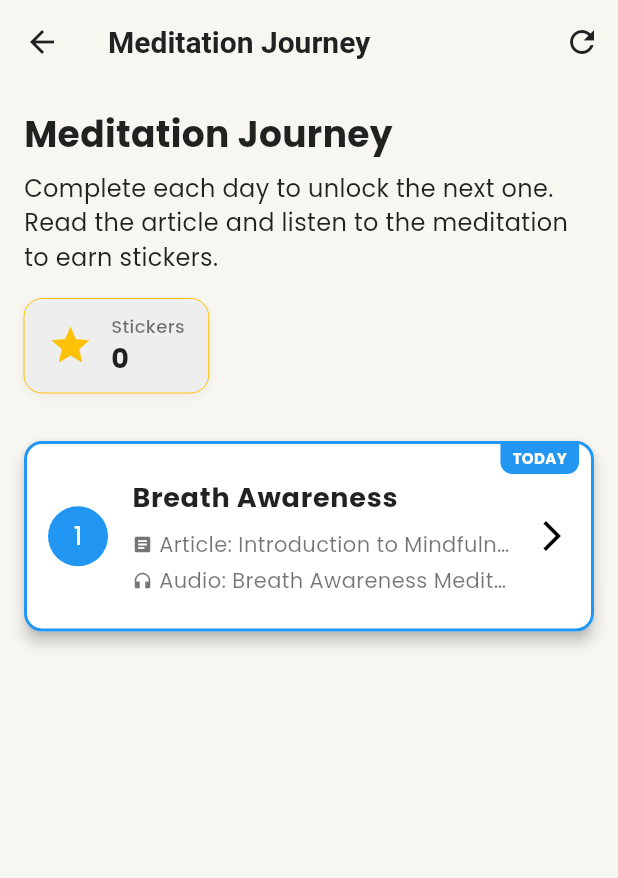
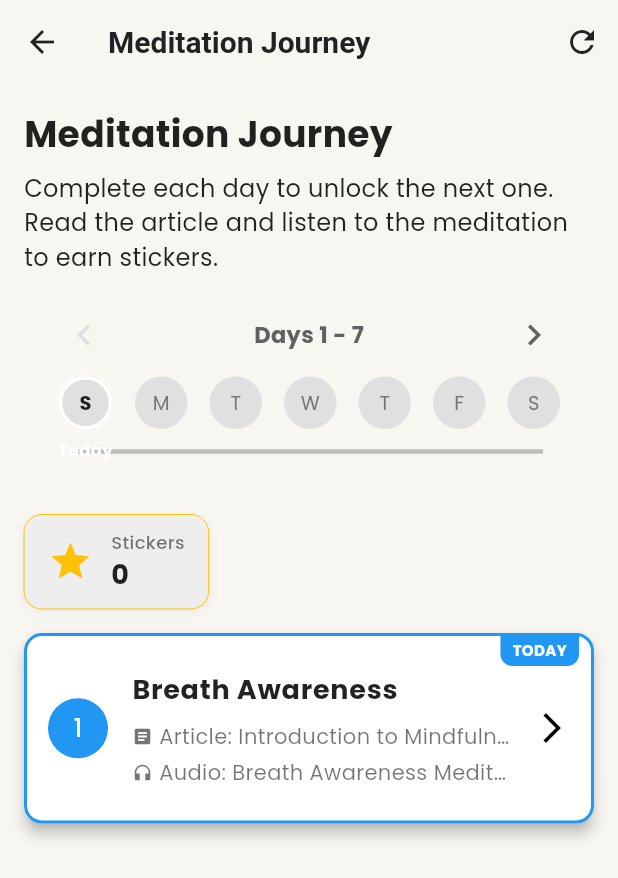
Before and after one commit to rehan5039/Axora, a Flutter app: the screen it shows once a user with an empty profile is signed in, after a tap on "Start a Quick Meditation", on a phone screen of 412 x 824 dp. Shown: the top 878 px of the screen. Run offline on Flutter 3.47's test engine with Material 3 defaults, Android fonts, the light colour scheme and no system bars; our stand-ins replace audio_video_progress_bar, cached_network_image, cloud_firestore, email_validator, firebase_auth, firebase_core and 9 more; accounts and stored records are empty; network calls fail; statements that could not run were skipped.

Commit message:
Updated map

```diff
--- a/lib/screens/meditation_journey_screen.dart
+++ b/lib/screens/meditation_journey_screen.dart
@@ -10,6 +10,7 @@ import 'package:axora/providers/theme_provider.dart';
 import 'package:cloud_firestore/cloud_firestore.dart';
 import 'package:firebase_auth/firebase_auth.dart';
 import 'package:axora/services/notification_service.dart';
+import 'package:axora/widgets/meditation_day_map.dart';
 
 class MeditationJourneyScreen extends StatefulWidget {
   const MeditationJourneyScreen({super.key});
@@ -557,9 +558,7 @@ class _MeditationJourneyScreenState extends State<MeditationJourneyScreen> with
       );
     }
 
-    return RefreshIndicator(
-      onRefresh: _loadData,
-      child: Scaffold(
+    return Scaffold(
       appBar: AppBar(
         title: const Text('Meditation Journey'),
         actions: [
@@ -569,8 +568,14 @@ class _MeditationJourneyScreenState extends State<MeditationJourneyScreen> with
           ),
         ],
       ),
-        body: Column(
+      body: RefreshIndicator(
+        onRefresh: _loadData,
+        child: SingleChildScrollView(
+          physics: const AlwaysScrollableScrollPhysics(),
+          child: Column(
+            crossAxisAlignment: CrossAxisAlignment.start,
             children: [
+              // Header and journey map section
               Padding(
                 padding: const EdgeInsets.all(16.0),
                 child: Column(
@@ -585,7 +590,32 @@ class _MeditationJourneyScreenState extends State<MeditationJourneyScreen> with
                       'Complete each day to unlock the next one. Read the article and listen to the meditation to earn stickers.',
                       style: textStyle,
                     ),
-                  const SizedBox(height: 16),
+
+                    // Add the day map widget here
+                    MeditationDayMap(
+                      userProgress: _userProgress,
+                      userStickers: _userStickers,
+                      isDarkMode: isDarkMode,
+                      onDayTap: (day) {
+                        // Find the content for the tapped day
+                        final content = _meditationContents.firstWhere(
+                          (content) => content.day == day,
+                          orElse: () => _meditationContents.first,
+                        );
+
+                        // Navigate to the day screen
+                        Navigator.push(
+                          context,
+                          MaterialPageRoute(
+                            builder: (context) => MeditationDayScreen(
+                              content: content,
+                              onComplete: _loadData,
+                            ),
+                          ),
+                        );
+                      },
+                    ),
+
                     Row(
                       mainAxisAlignment: MainAxisAlignment.spaceBetween,
                       children: [
@@ -600,7 +630,10 @@ class _MeditationJourneyScreenState extends State<MeditationJourneyScreen> with
                   ],
                 ),
               ),
-            Expanded(
+
+              // List of meditation cards
+              Padding(
+                padding: const EdgeInsets.symmetric(horizontal: 16.0),
                 child: _meditationContents.isEmpty
                   ? Center(
                       child: Column(
@@ -631,16 +664,14 @@ class _MeditationJourneyScreenState extends State<MeditationJourneyScreen> with
                         ],
                       ),
                     )
-                : ListView.builder(
-                    padding: const EdgeInsets.all(16),
-                    itemCount: _meditationContents.length,
-                    itemBuilder: (context, index) {
-                      final content = _meditationContents[index];
-                      return _buildDayCard(content);
-                    },
+                  : Column(
+                      children: _meditationContents.map((content) => _buildDayCard(content)).toList(),
                     ),
               ),
+              // Add padding at the bottom for better scrolling
+              const SizedBox(height: 24),
             ],
+          ),
         ),
       ),
     );
--- /dev/null
+++ b/lib/widgets/meditation_day_map.dart
@@ -0,0 +1,369 @@
+import 'package:flutter/material.dart';
+import 'package:axora/models/user_stickers.dart';
+import 'package:axora/models/user_progress.dart';
+import 'dart:async';
+
+class MeditationDayMap extends StatefulWidget {
+  final UserProgress? userProgress;
+  final UserStickers? userStickers;
+  final bool isDarkMode;
+  final int daysToShow;
+  final int totalDays;
+  final Function(int)? onDayTap;
+
+  const MeditationDayMap({
+    super.key,
+    required this.userProgress,
+    required this.userStickers,
+    required this.isDarkMode,
+    this.daysToShow = 7,
+    this.totalDays = 30, // Assuming a 30-day journey
+    this.onDayTap,
+  });
+
+  @override
+  State<MeditationDayMap> createState() => _MeditationDayMapState();
+}
+
+class _MeditationDayMapState extends State<MeditationDayMap> {
+  int _startDay = 1;
+  Timer? _refreshTimer;
+
+  @override
+  void initState() {
+    super.initState();
+    // If user is past the first week, show their current week
+    final currentDay = widget.userProgress?.currentDay ?? 1;
+    if (currentDay > widget.daysToShow) {
+      _startDay = ((currentDay - 1) ~/ widget.daysToShow) * widget.daysToShow + 1;
+    }
+
+    // Start a timer to refresh the UI every minute
+    _refreshTimer = Timer.periodic(const Duration(minutes: 1), (_) {
+      if (mounted) {
+        setState(() {});
+      }
+    });
+  }
+
+  @override
+  void dispose() {
+    _refreshTimer?.cancel();
+    super.dispose();
+  }
+
+  void _goToPreviousWeek() {
+    if (_startDay > widget.daysToShow) {
+      setState(() {
+        _startDay -= widget.daysToShow;
+      });
+    }
+  }
+
+  void _goToNextWeek() {
+    if (_startDay + widget.daysToShow <= widget.totalDays) {
+      setState(() {
+        _startDay += widget.daysToShow;
+      });
+    }
+  }
+
+  void _goToCurrentDay() {
+    final currentDay = widget.userProgress?.currentDay ?? 1;
+    setState(() {
+      _startDay = ((currentDay - 1) ~/ widget.daysToShow) * widget.daysToShow + 1;
+    });
+  }
+
+  Duration? _getRemainingTime(int day) {
+    if (day == 1) return null; // Day 1 has no timer
+
+    final progress = widget.userProgress;
+    if (progress == null) return null;
+
+    final previousDayCompleted = widget.userStickers?.hasStickerForDay(day - 1) ?? false;
+    if (!previousDayCompleted) return null;
+
+    final lastCompletedAt = progress.lastCompletedAt?.toDate();
+    if (lastCompletedAt == null) return null;
+
+    final unlockTime = lastCompletedAt.add(const Duration(hours: 24));
+    final now = DateTime.now();
+
+    if (now.isAfter(unlockTime)) return null;
+    return unlockTime.difference(now);
+  }
+
+  bool _isDayUnlocked(int day) {
+    if (day == 1) return true; // Day 1 is always unlocked
+
+    final progress = widget.userProgress;
+    if (progress == null) return false;
+
+    // Check if previous day is completed
+    final previousDayCompleted = widget.userStickers?.hasStickerForDay(day - 1) ?? false;
+    if (!previousDayCompleted) return false;
+
+    // Check if this day is already completed
+    final isCompleted = widget.userStickers?.hasStickerForDay(day) ?? false;
+    if (isCompleted) return true;
+
+    // Check if 24 hours have passed since previous day completion
+    final lastCompletedAt = progress.lastCompletedAt?.toDate();
+    if (lastCompletedAt == null) return false;
+
+    final now = DateTime.now();
+    final unlockTime = lastCompletedAt.add(const Duration(hours: 24));
+
+    return now.isAfter(unlockTime);
+  }
+
+  String _getDayStatus(int day, bool isCompleted, bool isCurrentDay) {
+    if (isCurrentDay) return 'Today';
+    if (isCompleted) return 'Done';
+
+    // Check remaining time for next day
+    final remainingTime = _getRemainingTime(day);
+    if (remainingTime != null) {
+      final hours = remainingTime.inHours;
+      final minutes = remainingTime.inMinutes % 60;
+      return '${hours}h ${minutes}m';
+    }
+
+    return _isDayUnlocked(day) ? 'Ready' : '';
+  }
+
+  @override
+  Widget build(BuildContext context) {
+    final currentDay = widget.userProgress?.currentDay ?? 1;
+    final isShowingCurrentDay = currentDay >= _startDay &&
+                               currentDay < _startDay + widget.daysToShow;
+
+    // Days of the week abbreviations
+    final List<String> daysOfWeek = ['S', 'M', 'T', 'W', 'T', 'F', 'S'];
+
+    return Container(
+      margin: const EdgeInsets.symmetric(vertical: 12),
+      child: Column(
+        mainAxisSize: MainAxisSize.min,
+        children: [
+          // Week navigation
+          Padding(
+            padding: const EdgeInsets.symmetric(horizontal: 16.0, vertical: 4.0),
+            child: Row(
+              mainAxisAlignment: MainAxisAlignment.spaceBetween,
+              children: [
+                IconButton(
+                  icon: Icon(
+                    Icons.chevron_left,
+                    color: _startDay > 1
+                      ? (widget.isDarkMode ? Colors.white70 : Colors.grey[700])
+                      : (widget.isDarkMode ? Colors.grey[800] : Colors.grey[300]),
+                    size: 28,
+                  ),
+                  padding: EdgeInsets.zero,
+                  constraints: const BoxConstraints(),
+                  onPressed: _startDay > 1 ? _goToPreviousWeek : null,
+                ),
+                Text(
+                  'Days ${_startDay} - ${_startDay + widget.daysToShow - 1}',
+                  style: TextStyle(
+                    color: widget.isDarkMode ? Colors.white70 : Colors.grey[700],
+                    fontWeight: FontWeight.bold,
+                    fontSize: 15,
+                  ),
+                ),
+                IconButton(
+                  icon: Icon(
+                    Icons.chevron_right,
+                    color: _startDay + widget.daysToShow <= widget.totalDays
+                      ? (widget.isDarkMode ? Colors.white70 : Colors.grey[700])
+                      : (widget.isDarkMode ? Colors.grey[800] : Colors.grey[300]),
+                    size: 28,
+                  ),
+                  padding: EdgeInsets.zero,
+                  constraints: const BoxConstraints(),
+                  onPressed: _startDay + widget.daysToShow <= widget.totalDays ? _goToNextWeek : null,
+                ),
+              ],
+            ),
+          ),
+
+          // Day circles with connecting lines
+          Container(
+            height: 80,
+            padding: const EdgeInsets.symmetric(horizontal: 8.0),
+            child: Stack(
+              children: [
+                // Connecting lines
+                Positioned.fill(
+                  top: 20,
+                  child: CustomPaint(
+                    painter: DayConnectionsPainter(
+                      startDay: _startDay,
+                      daysCount: widget.daysToShow,
+                      currentDay: currentDay,
+                      userStickers: widget.userStickers,
+                      isDarkMode: widget.isDarkMode,
+                    ),
+                  ),
+                ),
+
+                // Day circles
+                Row(
+                  mainAxisAlignment: MainAxisAlignment.spaceEvenly,
+                  children: List.generate(widget.daysToShow, (index) {
+                    final day = _startDay + index;
+                    final isCompleted = widget.userStickers?.hasStickerForDay(day) ?? false;
+                    final isCurrentDay = day == currentDay;
+                    final isUnlocked = _isDayUnlocked(day);
+                    final dayOfWeekIndex = (index) % 7; // Map to day of week (0=Sunday, 6=Saturday)
+                    final dayStatus = _getDayStatus(day, isCompleted, isCurrentDay);
+
+                    return GestureDetector(
+                      onTap: isUnlocked ? () => widget.onDayTap?.call(day) : null,
+                      child: Column(
+                        mainAxisSize: MainAxisSize.min,
+                        children: [
+                          // Day indicator circle
+                          Container(
+                            width: 35,
+                            height: 35,
+                            decoration: BoxDecoration(
+                              color: isCompleted
+                                  ? Colors.amber // Completed days in yellow/gold
+                                  : (widget.isDarkMode ? Colors.grey[800] : Colors.grey[300]), // Unlocked & locked days
+                              shape: BoxShape.circle,
+                              border: isCurrentDay // Highlight current day with white border
+                                  ? Border.all(color: Colors.white, width: 2)
+                                  : null,
+                              boxShadow: isCurrentDay
+                                  ? [
+                                      BoxShadow(
+                                        color: Colors.white.withOpacity(0.5),
+                                        blurRadius: 5,
+                                        spreadRadius: 1,
+                                      )
+                                    ]
+                                  : null,
+                            ),
+                            child: Center(
+                              child: isCompleted
+                                ? const Icon(
+                                    Icons.check,
+                                    color: Colors.white,
+                                    size: 18,
+                                  )
+                                : Text(
+                                    daysOfWeek[dayOfWeekIndex],
+                                    style: TextStyle(
+                                      color: isUnlocked
+                                        ? (widget.isDarkMode ? Colors.white : Colors.black87)
+                                        : (widget.isDarkMode ? Colors.grey[500] : Colors.grey[600]),
+                                      fontWeight: isCurrentDay ? FontWeight.bold : FontWeight.normal,
+                                      fontSize: 13,
+                                    ),
+                                  ),
+                            ),
+                          ),
+                          const SizedBox(height: 6),
+                          // Day status label
+                          Text(
+                            dayStatus,
+                            style: TextStyle(
+                              color: isCurrentDay
+                                  ? Colors.white
+                                  : (widget.isDarkMode ? Colors.grey[400] : Colors.grey[700]),
+                              fontSize: 11,
+                              fontWeight: isCurrentDay ? FontWeight.bold : FontWeight.normal,
+                            ),
+                          ),
+                        ],
+                      ),
+                    );
+                  }),
+                ),
+              ],
+            ),
+          ),
+
+          // Today button if not showing current day
+          if (!isShowingCurrentDay)
+            TextButton.icon(
+              onPressed: _goToCurrentDay,
+              icon: const Icon(Icons.today, size: 16),
+              label: const Text('Go to Today'),
+              style: TextButton.styleFrom(
+                foregroundColor: widget.isDarkMode ? Colors.deepPurple[200] : Colors.blue[700],
+                padding: const EdgeInsets.symmetric(vertical: 0, horizontal: 8),
+                minimumSize: const Size(0, 24), // Reduce minimum size
+                tapTargetSize: MaterialTapTargetSize.shrinkWrap, // Reduce tap target
+              ),
+            ),
+        ],
+      ),
+    );
+  }
+}
+
+class DayConnectionsPainter extends CustomPainter {
+  final int startDay;
+  final int daysCount;
+  final int currentDay;
+  final UserStickers? userStickers;
+  final bool isDarkMode;
+
+  DayConnectionsPainter({
+    required this.startDay,
+    required this.daysCount,
+    required this.currentDay,
+    required this.userStickers,
+    required this.isDarkMode,
+  });
+
+  @override
+  void paint(Canvas canvas, Size size) {
+    final width = size.width;
+    final circleSpacing = width / daysCount;
+    final centerY = size.height / 2;
+    final strokeWidth = 3.0;
+
+    // Create paints for different states
+    final completedLinePaint = Paint()
+      ..color = Colors.amber
+      ..strokeWidth = strokeWidth
+      ..style = PaintingStyle.stroke;
+
+    final uncompletedLinePaint = Paint()
+      ..color = isDarkMode ? Colors.grey[700]! : Colors.grey[400]!
+      ..strokeWidth = strokeWidth
+      ..style = PaintingStyle.stroke;
+
+    // Draw connection lines between days
+    for (int i = 0; i < daysCount - 1; i++) {
+      final currentLineDay = startDay + i;
+      final nextLineDay = startDay + i + 1;
+
+      final startX = (i * circleSpacing) + (circleSpacing / 2);
+      final endX = ((i + 1) * circleSpacing) + (circleSpacing / 2);
+
+      final isStartCompleted = userStickers?.hasStickerForDay(currentLineDay) ?? false;
+      final isEndCompleted = userStickers?.hasStickerForDay(nextLineDay) ?? false;
+
+      // Determine the paint to use based on completion status
+      final paint = (isStartCompleted && isEndCompleted)
+          ? completedLinePaint
+          : uncompletedLinePaint;
+
+      // Draw the line
+      canvas.drawLine(
+        Offset(startX, centerY),
+        Offset(endX, centerY),
+        paint,
+      );
+    }
+  }
+
+  @override
+  bool shouldRepaint(covariant CustomPainter oldDelegate) => true;
+}
```
Also changed, not shown: 1 other file. Lines whose indentation alone changed are shown as unchanged.
